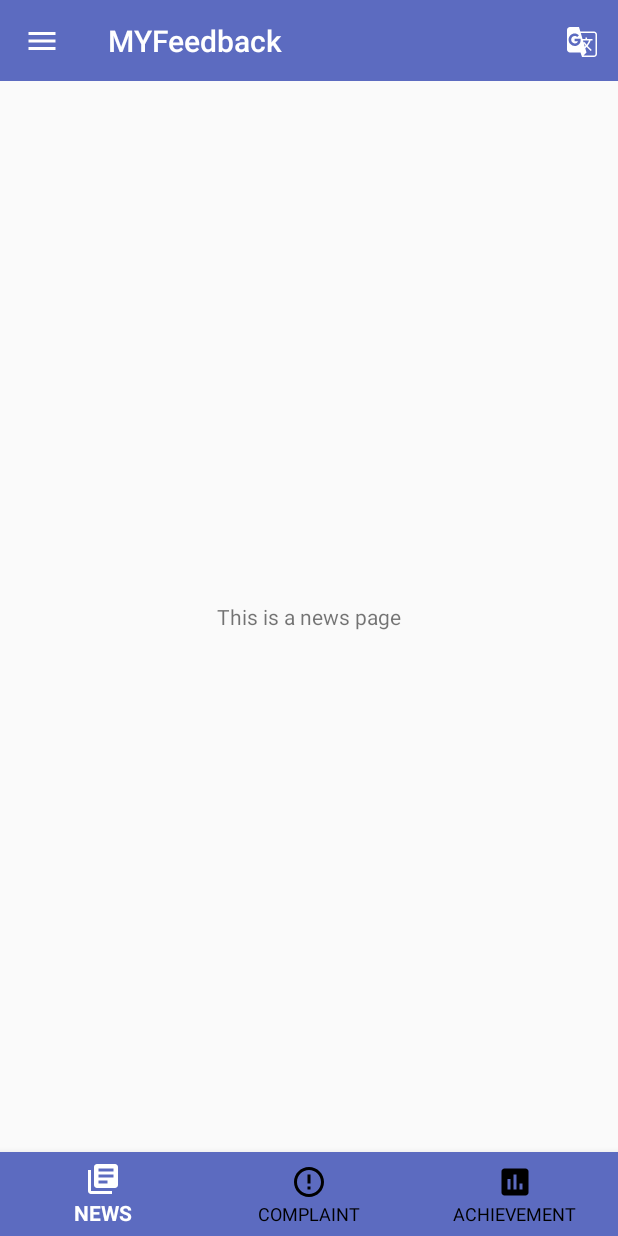
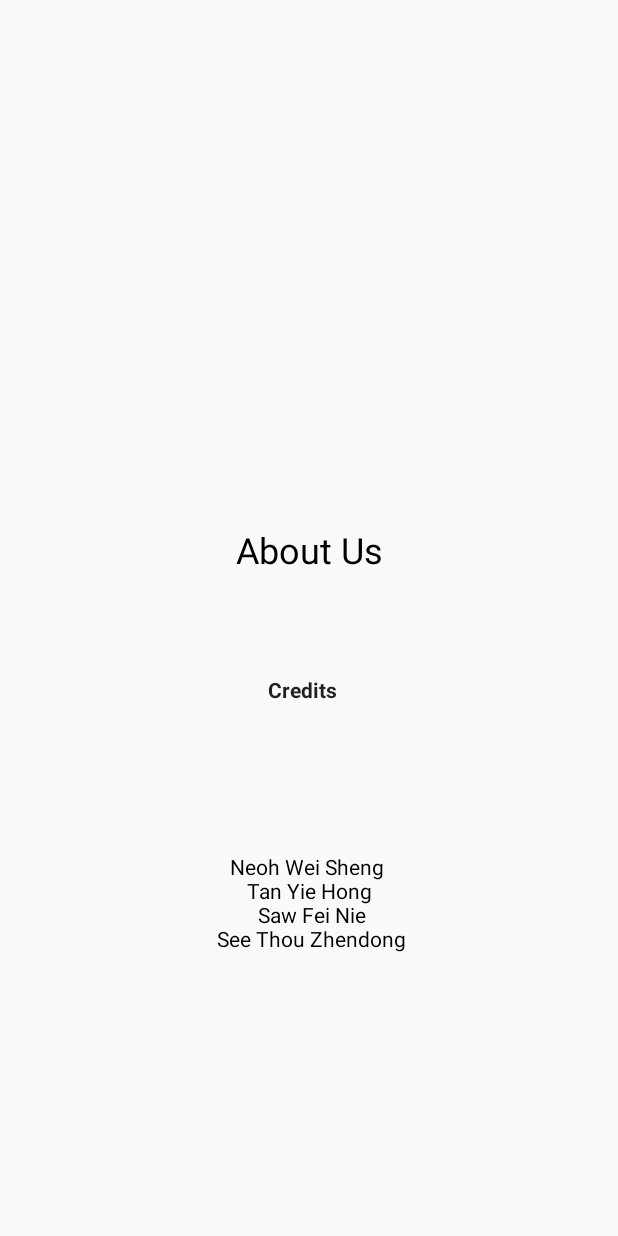
Before and after one commit to weisheng1998/MYFeedback, an Android app: the screen it shows after launch (MainActivity before the commit, AboutUsActivity after it), in the side drawer, after a tap on "About Us", on a phone screen of 412 x 824 dp. Run offline under Robolectric (Android 15) with nearby library versions, the phone set to English and light mode, and no system bars.

Commit message:
1. alter the color theme slightly 2. make status bar more translucent

```diff
--- a/app/src/main/AndroidManifest.xml
+++ b/app/src/main/AndroidManifest.xml
@@ -20,7 +20,8 @@
         </activity>
         <activity
             android:name=".MainActivity"
-            android:launchMode="singleTop" />
+            android:launchMode="singleTop"
+            android:theme="@style/AppTheme" />
         <activity android:name=".AboutUsActivity"></activity>
     </application>
 
--- a/app/src/main/java/com/myfeedback/myfeedbackprototype/MainActivity.java
+++ b/app/src/main/java/com/myfeedback/myfeedbackprototype/MainActivity.java
@@ -44,6 +44,18 @@ public class MainActivity extends AppCompatActivity {
 
         //initialisation
         super.onCreate(savedInstanceState);
+
+        //make status bar translucent
+        Window window = getWindow();
+        if (Build.VERSION.SDK_INT >= Build.VERSION_CODES.LOLLIPOP) {
+            window.clearFlags(WindowManager.LayoutParams.FLAG_TRANSLUCENT_STATUS);
+            window.addFlags(WindowManager.LayoutParams.FLAG_DRAWS_SYSTEM_BAR_BACKGROUNDS);
+            window.setStatusBarColor(0x00000000);  // transparent
+        } else if (Build.VERSION.SDK_INT >= Build.VERSION_CODES.KITKAT) {
+            int flags = WindowManager.LayoutParams.FLAG_TRANSLUCENT_STATUS;
+            window.addFlags(flags);
+        }
+
         loadLanguage();
         setContentView(R.layout.activity_main);
 
@@ -75,7 +87,6 @@ public class MainActivity extends AppCompatActivity {
                         mDrawerLayout.closeDrawers();
 
                         // Add code here to update the UI based on the item selected
-                        // For example, swap UI fragments here
                         switch (menuItem.getItemId()) {
                             case R.id.login:
                                 break;
@@ -84,6 +95,7 @@ public class MainActivity extends AppCompatActivity {
                                 break;
 
                             case R.id.aboutus:
+                                launchAboutUs();
                                 break;
 
                             case R.id.exit:
@@ -93,6 +105,11 @@ public class MainActivity extends AppCompatActivity {
                         return true;
                     }
                 });
+    }
+
+    private void launchAboutUs(){
+        Intent intent = new Intent(this, AboutUsActivity.class);
+        startActivity(intent);
     }
 
     private BottomNavigationView.OnNavigationItemSelectedListener mBottomNavigation
--- a/app/src/main/res/drawable-v24/nav_bar_color_state.xml
+++ b/app/src/main/res/drawable-v24/nav_bar_color_state.xml
@@ -1,5 +1,5 @@
 <?xml version="1.0" encoding="utf-8"?>
 <selector xmlns:android="http://schemas.android.com/apk/res/android">
     <item android:state_checked="true" android:color="@android:color/white" />
-    <item android:color="@android:color/background_dark"  />
+    <item android:color="@color/primaryTextColor"  />
 </selector>
--- a/app/src/main/res/layout/activity_about_us.xml
+++ b/app/src/main/res/layout/activity_about_us.xml
@@ -6,4 +6,60 @@
     android:layout_height="match_parent"
     tools:context=".AboutUsActivity">
 
+    <TextView
+        android:id="@+id/aboutUsTitle"
+        android:layout_width="wrap_content"
+        android:layout_height="wrap_content"
+        android:layout_marginStart="8dp"
+        android:layout_marginTop="8dp"
+        android:layout_marginEnd="8dp"
+        android:layout_marginBottom="8dp"
+        android:text="@string/aboutus"
+        android:textColor="@android:color/black"
+        android:textSize="24sp"
+        app:layout_constraintBottom_toBottomOf="parent"
+        app:layout_constraintEnd_toEndOf="parent"
+        app:layout_constraintHorizontal_bias="0.501"
+        app:layout_constraintStart_toStartOf="parent"
+        app:layout_constraintTop_toTopOf="parent"
+        app:layout_constraintVertical_bias="0.441" />
+
+    <TextView
+        android:id="@+id/textView"
+        android:layout_width="360dp"
+        android:layout_height="20dp"
+        android:layout_marginStart="8dp"
+        android:layout_marginTop="8dp"
+        android:layout_marginEnd="8dp"
+        android:layout_marginBottom="8dp"
+        android:singleLine="false"
+        android:text="@string/aboutUs3"
+        android:textAlignment="center"
+        android:textAppearance="@style/TextAppearance.AppCompat"
+        android:textStyle="bold"
+        app:layout_constraintBottom_toBottomOf="parent"
+        app:layout_constraintEnd_toEndOf="parent"
+        app:layout_constraintHorizontal_bias="0.375"
+        app:layout_constraintStart_toStartOf="parent"
+        app:layout_constraintTop_toTopOf="parent"
+        app:layout_constraintVertical_bias="0.561" />
+
+    <TextView
+        android:id="@+id/textView2"
+        android:layout_width="357dp"
+        android:layout_height="142dp"
+        android:layout_marginStart="8dp"
+        android:layout_marginTop="8dp"
+        android:layout_marginEnd="8dp"
+        android:layout_marginBottom="8dp"
+        android:maxLines="10"
+        android:text="@string/aboutUs4"
+        android:textAlignment="center"
+        android:textColor="@android:color/black"
+        app:layout_constraintBottom_toBottomOf="parent"
+        app:layout_constraintEnd_toEndOf="parent"
+        app:layout_constraintStart_toStartOf="parent"
+        app:layout_constraintTop_toTopOf="parent"
+        app:layout_constraintVertical_bias="0.841" />
+
 </android.support.constraint.ConstraintLayout>
--- a/app/src/main/res/values/colors.xml
+++ b/app/src/main/res/values/colors.xml
@@ -1,12 +1,13 @@
 <?xml version="1.0" encoding="UTF-8"?>
 <resources>
-    <color name="primaryColor">#5c6bc0</color>
-    <color name="primaryLightColor">#757de8</color>
-    <color name="primaryDarkColor">#3f51b5</color>
+    <color name="primaryColor">#3F51B5</color>
+    <color name="primaryLightColor">#5c6bc0</color>
+    <color name="primaryDarkColor">#303f9f</color>
     <color name="secondaryColor">#42a5f5</color>
     <color name="secondaryLightColor">#80d6ff</color>
     <color name="secondaryDarkColor">#0077c2</color>
     <color name="primaryTextColor">#000000</color>
     <color name="secondaryTextColor">#ffffff</color>
     <color name="colorAccent">#fb8c00</color>
+    <color name="BottomNavigationGrey">#929292</color>
 </resources>
--- a/app/src/main/res/values/strings.xml
+++ b/app/src/main/res/values/strings.xml
@@ -19,4 +19,6 @@
     <string name="AchievementFragment" translatable="false">This is a achievement page</string>
     <string name="ComplaintFragment" translatable="false">This is a complaint page</string>
     <string name="NewsFragment" translatable="false">This is a news page</string>
+    <string name="aboutUs3" translatable="false">Credits</string>
+    <string name="aboutUs4" translatable="false">Neoh Wei Sheng \n Tan Yie Hong \n Saw Fei Nie\n See Thou Zhendong</string>
 </resources>
--- a/app/src/main/res/values/styles.xml
+++ b/app/src/main/res/values/styles.xml
@@ -7,6 +7,8 @@
         <item name="colorPrimaryDark">@color/primaryDarkColor</item>
         <item name="colorAccent">@color/colorAccent</item>
         <item name="android:windowTranslucentStatus">true</item>
+        <item name="android:navigationBarColor">@color/primaryDarkColor</item>
+        <item name="android:statusBarColor">@color/primaryLightColor</item>
     </style>
 
     <style name="SplashTheme" parent="Theme.AppCompat.NoActionBar">
```
Also changed, not shown: 3 other files.
